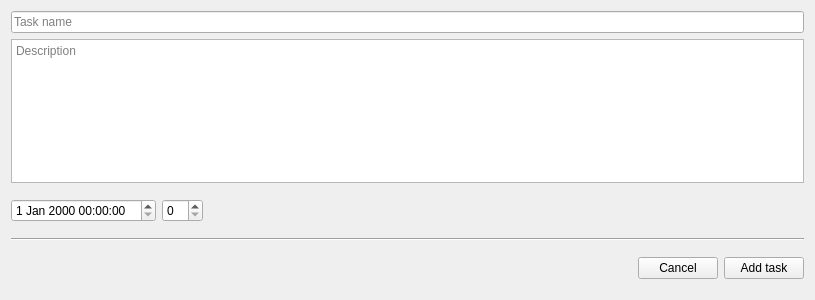
Qt form taskform.ui (KrawGleb/QtToDoList) before a commit.
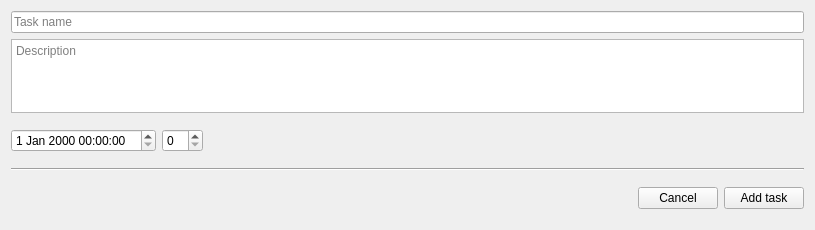
The same form after that commit.

Patch:
```diff
--- a/taskform.ui
+++ b/taskform.ui
@@ -7,9 +7,15 @@
     <x>0</x>
     <y>0</y>
     <width>815</width>
-    <height>300</height>
+    <height>230</height>
    </rect>
   </property>
+  <property name="maximumSize">
+   <size>
+    <width>16777215</width>
+    <height>230</height>
+   </size>
+  </property>
   <property name="windowTitle">
    <string>Form</string>
   </property>
```
Left out of the diff: 4 changed lines with no effect on the pictures.
